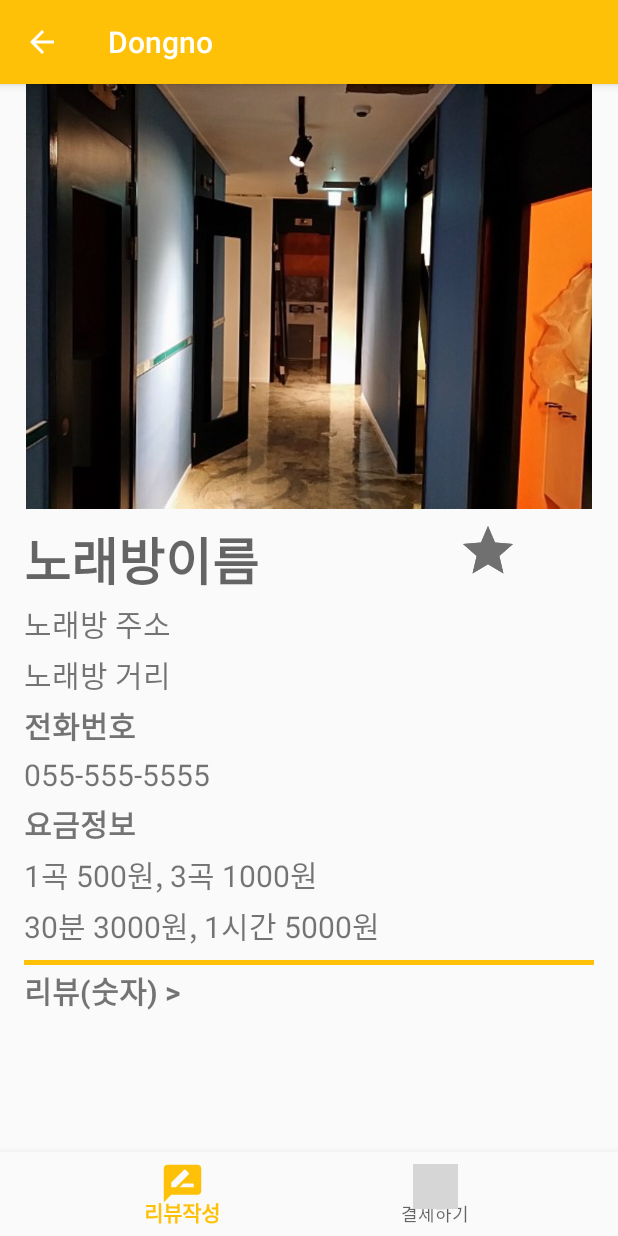
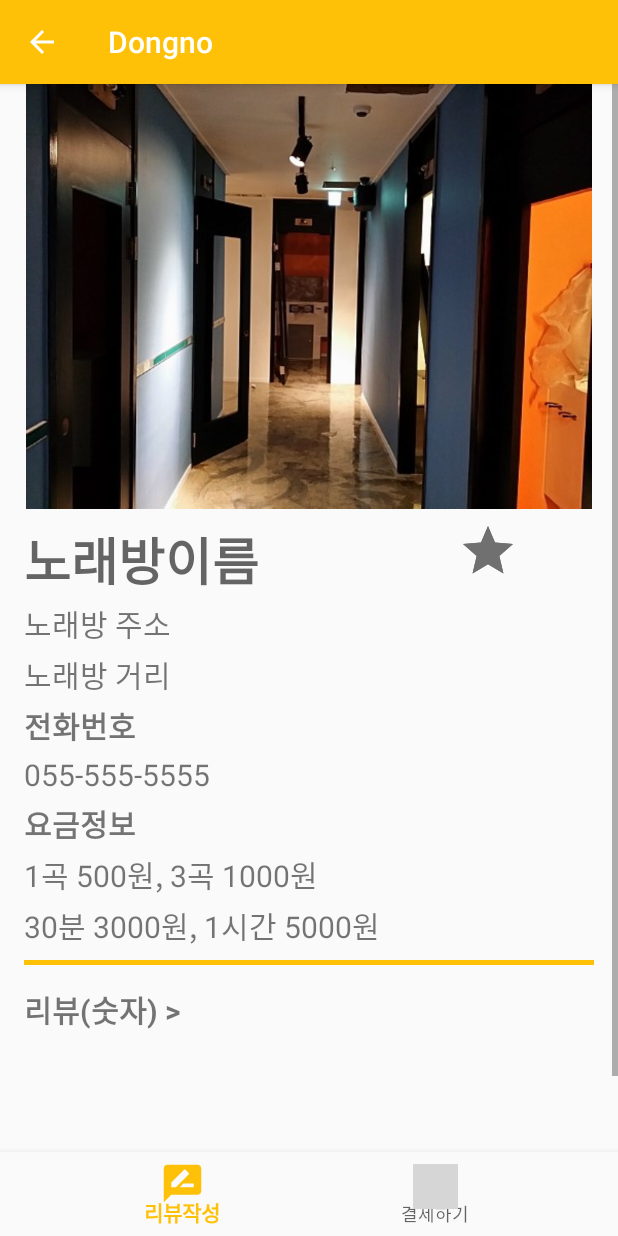
Before and after one commit to dasoopark/Coin-Karaoke-Room-Reservation-System, an Android app: the selecthomeitemFragment screen opened directly, with no data from a screen before it, on a phone screen of 412 x 824 dp. Run offline under Robolectric (Android 15) with nearby library versions, the phone set to English and light mode, and no system bars; grey boxes are pictures that could not be loaded.

Commit message:
selecthomeitemfragment 수정
 Android:fillViewport="true"
Scrollview에 넣어줌

```diff
--- a/app/src/main/res/layout/selecthomeitemfragment.xml
+++ b/app/src/main/res/layout/selecthomeitemfragment.xml
@@ -4,7 +4,8 @@
     xmlns:app="http://schemas.android.com/apk/res-auto"
     xmlns:tools="http://schemas.android.com/tools"
     android:layout_width="match_parent"
-    android:layout_height="match_parent">
+    android:layout_height="match_parent"
+    android:fillViewport="true">
 
     <androidx.constraintlayout.widget.ConstraintLayout
         android:layout_width="match_parent"
@@ -172,7 +173,7 @@
                 app:layout_constraintHorizontal_bias="0.0"
                 app:layout_constraintStart_toStartOf="@+id/guideline3"
                 app:layout_constraintTop_toTopOf="parent"
-                app:layout_constraintVertical_bias="0.0" />
+                app:layout_constraintVertical_bias="0.088" />
 
             <androidx.constraintlayout.widget.Guideline
                 android:id="@+id/guideline3"
@@ -192,12 +193,13 @@
                 android:id="@+id/recyclerView2"
                 android:layout_width="283dp"
                 android:layout_height="25dp"
+                android:layout_marginBottom="109dp"
                 app:layout_constraintBottom_toBottomOf="parent"
                 app:layout_constraintEnd_toStartOf="@+id/guideline4"
-                app:layout_constraintHorizontal_bias="0.104"
+                app:layout_constraintHorizontal_bias="0.177"
                 app:layout_constraintStart_toStartOf="@+id/guideline3"
                 app:layout_constraintTop_toBottomOf="@+id/reviewtext"
-                app:layout_constraintVertical_bias="0.109" />
+                app:layout_constraintVertical_bias="0.0" />
 
         </androidx.constraintlayout.widget.ConstraintLayout>
 
```
